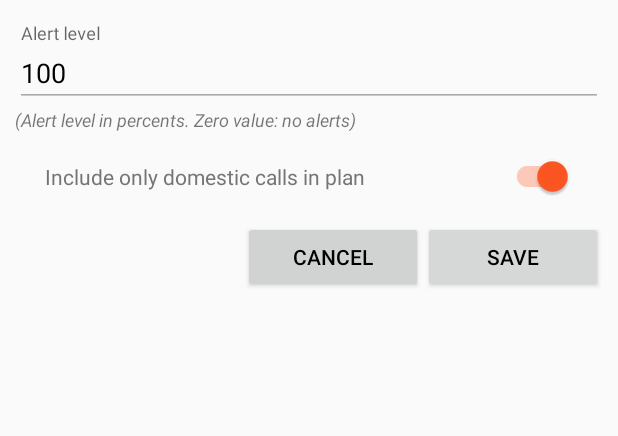
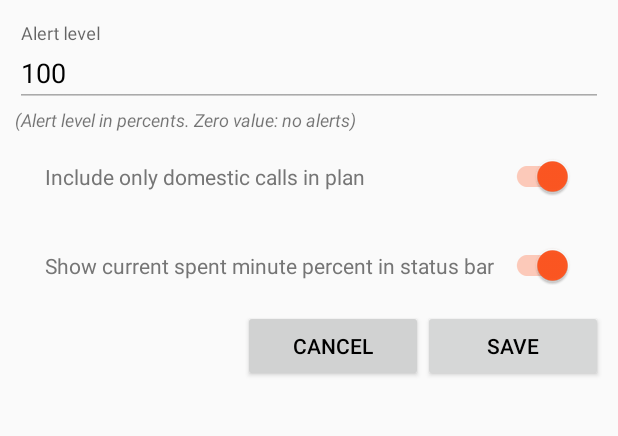
Before and after one commit to branislav-lungulovic/minutes-gone, an Android app: the fragment EditSettingsFragment shown on its own in the app's theme, after a tap on "SAVE", on a phone screen of 412 x 824 dp, the part 206-642 px from its top. Run offline under Robolectric (Android 15) with nearby library versions, the phone set to English and light mode, and no system bars; 1 statement that could not run was skipped.

```diff
--- a/app/src/main/java/info/talkalert/broadcastreceivers/CallEndReceiver.java
+++ b/app/src/main/java/info/talkalert/broadcastreceivers/CallEndReceiver.java
@@ -79,7 +79,7 @@ public class CallEndReceiver extends BroadcastReceiver implements OnTaskEnd<Call
         builder.setContentIntent(contentIntent)
                 .setSmallIcon(R.drawable.ic_warning_black_24dp)
                 .setLargeIcon(BitmapFactory.decodeResource(res, R.drawable.ic_warning_black_24dp))
-                .setContentTitle("Plan limit monitor")
+                .setContentTitle(context.getString(R.string.app_name))
                 .setStyle(new NotificationCompat.BigTextStyle()
                         .bigText(message))
                 .setContentText(message)
--- a/app/src/main/java/info/talkalert/fragments/EditSettingsFragment.java
+++ b/app/src/main/java/info/talkalert/fragments/EditSettingsFragment.java
@@ -26,15 +26,16 @@ public class EditSettingsFragment extends Fragment {
     private EditText edMinutes;
     private EditText edAlertLevel;
     private SwitchCompat swCountLocalCalls;
+    private SwitchCompat showNotificationInStatusBar;
 
 
     @Override
     public View onCreateView(LayoutInflater inflater, ViewGroup container,
                              Bundle savedInstanceState) {
         final View view = inflater.inflate(R.layout.fragment_edit_settings, container, false);
-        ((AppCompatActivity)getActivity()).getSupportActionBar().setTitle(getString(R.string.action_settings));
+        ((AppCompatActivity) getActivity()).getSupportActionBar().setTitle(getString(R.string.action_settings));
 
-        if(savedInstanceState == null){
+        if (savedInstanceState == null) {
             final Button btnCancel = (Button) view.findViewById(R.id.btnCancel);
             btnCancel.setOnClickListener(new View.OnClickListener() {
                 @Override
@@ -50,13 +51,15 @@ public class EditSettingsFragment extends Fragment {
             edMinutes = (EditText) view.findViewById(R.id.edMinutes);
             edAlertLevel = (EditText) view.findViewById(R.id.edAlertLevel);
             swCountLocalCalls = (SwitchCompat) view.findViewById(R.id.swCountLocalCalls);
+            showNotificationInStatusBar = (SwitchCompat) view.findViewById(R.id.showNotificationInStatusBar);
 
             Preferences preferences = ActivityUtils.readPreferences(getActivity());
 
             edDay.setText(Integer.toString(preferences.getDay()));
             edMinutes.setText(Integer.toString(preferences.getMinutes()));
             edAlertLevel.setText(Integer.toString(preferences.getAlertLevel()));
-            swCountLocalCalls.setChecked(preferences.countLocalCalls());
+            swCountLocalCalls.setChecked(preferences.isCountLocalCalls());
+            showNotificationInStatusBar.setChecked(preferences.isShowNotificationInStatusBar());
 
             final Button btnSave = (Button) view.findViewById(R.id.btnSave);
             btnSave.setOnClickListener(new View.OnClickListener() {
@@ -74,30 +77,36 @@ public class EditSettingsFragment extends Fragment {
         return view;
     }
 
+    @Override
+    public void onStart() {
+        super.onStart();
+
+        ActivityUtils.handleStatusBarNotification(getContext(), showNotificationInStatusBar.isChecked());
+
+
+    }
+
     private boolean validateInputs() {
 
-        if (edDay.getText().toString().isEmpty())
-        {
+        if (edDay.getText().toString().isEmpty()) {
             edDay.setError(getString(R.string.dayInMonth_required));
             edDay.requestFocus();
             return false;
         }
 
-        if (edMinutes.getText().toString().isEmpty())
-        {
+        if (edMinutes.getText().toString().isEmpty()) {
             edMinutes.setError(getString(R.string.minutes_required));
             edMinutes.requestFocus();
             return false;
         }
 
-        if (edAlertLevel.getText().toString().isEmpty())
-        {
+        if (edAlertLevel.getText().toString().isEmpty()) {
             edAlertLevel.setError(getString(R.string.alert_level_perc_error));
             edAlertLevel.requestFocus();
             return false;
-        }else{
+        } else {
             int aValue = Integer.parseInt(edAlertLevel.getText().toString());
-            if(!(0 <= aValue && aValue<= 100)){
+            if (!(0 <= aValue && aValue <= 100)) {
                 edAlertLevel.setError(getString(R.string.alert_level_perc_error));
                 edAlertLevel.requestFocus();
                 return false;
@@ -110,9 +119,11 @@ public class EditSettingsFragment extends Fragment {
 
     private void saveSettings() {
 
-       if(!validateInputs())return;
+        if (!validateInputs()) return;
 
-        ActivityUtils.saveSettings(getActivity(),Integer.parseInt(edDay.getText().toString()),Integer.parseInt(edMinutes.getText().toString()),Integer.parseInt(edAlertLevel.getText().toString()),swCountLocalCalls.isChecked());
+        ActivityUtils.saveSettings(getActivity(), Integer.parseInt(edDay.getText().toString()), Integer.parseInt(edMinutes.getText().toString()), Integer.parseInt(edAlertLevel.getText().toString()), swCountLocalCalls.isChecked(), showNotificationInStatusBar.isChecked());
+
+        ActivityUtils.handleStatusBarNotification(getContext(), showNotificationInStatusBar.isChecked());
 
         Toast.makeText(getActivity(), R.string.settings_saved, Toast.LENGTH_SHORT).show();
 
--- a/app/src/main/java/info/talkalert/models/Preferences.java
+++ b/app/src/main/java/info/talkalert/models/Preferences.java
@@ -15,13 +15,15 @@ public class Preferences {
 
     private LocalDate lastNotificationSentDate;
 
-    public Preferences(int day, int minutes, int alertLevel, boolean countLocalCalls, LocalDate lastNotificationSentDate) {
+    private boolean showNotificationInStatusBar;
+
+    public Preferences(int day, int minutes, int alertLevel, boolean countLocalCalls, LocalDate lastNotificationSentDate, boolean showNotificationInStatusBar) {
         this.day = day;
         this.minutes = minutes;
         this.alertLevel = alertLevel;
         this.countLocalCalls = countLocalCalls;
-        this.lastNotificationSentDate=lastNotificationSentDate;
-
+        this.lastNotificationSentDate = lastNotificationSentDate;
+        this.showNotificationInStatusBar = showNotificationInStatusBar;
     }
 
     public int getDay() {
@@ -48,7 +50,7 @@ public class Preferences {
         this.alertLevel = alertLevel;
     }
 
-    public boolean countLocalCalls() {
+    public boolean isCountLocalCalls() {
         return countLocalCalls;
     }
 
@@ -63,4 +65,12 @@ public class Preferences {
     public void setLastNotificationSentDate(LocalDate lastNotificationSentDate) {
         this.lastNotificationSentDate = lastNotificationSentDate;
     }
+
+    public boolean isShowNotificationInStatusBar() {
+        return showNotificationInStatusBar;
+    }
+
+    public void setShowNotificationInStatusBar(boolean showNotificationInStatusBar) {
+        this.showNotificationInStatusBar = showNotificationInStatusBar;
+    }
 }
--- a/app/src/main/java/info/talkalert/shared/ActivityUtils.java
+++ b/app/src/main/java/info/talkalert/shared/ActivityUtils.java
@@ -1,9 +1,20 @@
 package info.talkalert.shared;
 
 
+import android.app.NotificationManager;
+import android.app.PendingIntent;
 import android.content.Context;
+import android.content.Intent;
 import android.content.SharedPreferences;
+import android.content.res.Resources;
+import android.graphics.Bitmap;
+import android.graphics.BitmapFactory;
+import android.graphics.Canvas;
+import android.graphics.Color;
+import android.graphics.Paint;
+import android.graphics.Rect;
 import android.preference.PreferenceManager;
+import android.support.v4.app.NotificationCompat;
 import android.telephony.TelephonyManager;
 import android.text.Html;
 import android.widget.TextView;
@@ -11,12 +22,15 @@ import android.widget.TextView;
 import org.joda.time.LocalDate;
 
 import info.talkalert.R;
+import info.talkalert.activities.MainActivity;
 import info.talkalert.models.Preferences;
 
 public class ActivityUtils {
 
     public static final int MY_PERMISSIONS_REQUEST_READ_CONTACTS = 1;
     public static final int MY_PERMISSIONS_REQUEST_READ_PHONE_STATE = 2;
+
+    public static final int STATUS_BAR_NOTIFICATION_ID = 1;
 
     public static Preferences readPreferences(Context context){
 
@@ -33,10 +47,13 @@ public class ActivityUtils {
         boolean defaultCountLocalCalls = context.getResources().getBoolean(R.bool.default_count_local_calls);
         boolean countLocalCalls = sharedPref.getBoolean(context.getString(R.string.key_count_local_calls), defaultCountLocalCalls);
 
+        boolean defaultShowNotificationInStatusBar = context.getResources().getBoolean(R.bool.default_showNotificationInStatusBar);
+        boolean showNotificationInStatusBar = sharedPref.getBoolean(context.getString(R.string.key_showNotificationInStatusBar), defaultShowNotificationInStatusBar);
+
         String lastNotificationSentDateStr = sharedPref.getString(context.getString(R.string.key_lastNotificationSentDate), "");
         LocalDate lastNotificationSentDate = (lastNotificationSentDateStr.isEmpty())?null:new LocalDate(lastNotificationSentDateStr);
 
-        return new Preferences(day,minutes,alertLevel,countLocalCalls,lastNotificationSentDate);
+        return new Preferences(day,minutes,alertLevel,countLocalCalls,lastNotificationSentDate,showNotificationInStatusBar);
     }
 
     public static String readStringPreference(Context context, String keyName){
@@ -64,7 +81,7 @@ public class ActivityUtils {
 
     }
 
-    public static void saveSettings(Context context, int day, int minutes, int alertLevel, boolean countLocalCalls) {
+    public static void saveSettings(Context context, int day, int minutes, int alertLevel, boolean countLocalCalls, boolean showNotificationInStatusBar) {
 
 
         SharedPreferences sharedPref = PreferenceManager.getDefaultSharedPreferences(context);
@@ -73,6 +90,7 @@ public class ActivityUtils {
         editor.putInt(context.getString(R.string.key_minutes), minutes);
         editor.putInt(context.getString(R.string.key_alert_level), alertLevel);
         editor.putBoolean(context.getString(R.string.key_count_local_calls), countLocalCalls);
+        editor.putBoolean(context.getString(R.string.key_showNotificationInStatusBar), showNotificationInStatusBar);
         editor.apply();
 
 
@@ -98,4 +116,56 @@ public class ActivityUtils {
 
     }
 
+    public static void sendStatusBarNotification(Context context,String message){
+
+        Intent notificationIntent = new Intent(context, MainActivity.class);
+        PendingIntent contentIntent = PendingIntent.getActivity(context,
+                0, notificationIntent,
+                PendingIntent.FLAG_CANCEL_CURRENT);
+
+        NotificationManager nm = (NotificationManager) context
+                .getSystemService(Context.NOTIFICATION_SERVICE);
+
+        Resources res = context.getResources();
+        NotificationCompat.Builder builder = new NotificationCompat.Builder(context);
+        builder.setContentIntent(contentIntent)
+                .setSmallIcon(R.mipmap.ic_launcher)
+                .setLargeIcon(BitmapFactory.decodeResource(res, R.mipmap.hg_transp))
+                .setContentTitle(context.getString(R.string.app_name))
+                .setStyle(new NotificationCompat.BigTextStyle()
+                        .bigText(message))
+                .setContentText(message)
+                .setAutoCancel(true)
+                .setOngoing(true)
+                .setProgress(100,33,false)
+        ;
+        nm.notify(STATUS_BAR_NOTIFICATION_ID, builder.build());
+
+        ActivityUtils.saveStringPreference(context,new LocalDate().toString(),context.getString(R.string.key_lastNotificationSentDate));
+
+    }
+
+    public static void cancelStatusBarNotification(Context context){
+
+
+
+        NotificationManager nm = (NotificationManager) context
+                .getSystemService(Context.NOTIFICATION_SERVICE);
+
+        nm.cancel(STATUS_BAR_NOTIFICATION_ID);
+
+
+
+    }
+
+    public static void handleStatusBarNotification(Context context,boolean isChecked){
+        if(isChecked){
+            ActivityUtils.sendStatusBarNotification(context,"Message message");
+        }else{
+            ActivityUtils.cancelStatusBarNotification(context);
+        }
+    }
+
+
+
 }
--- a/app/src/main/java/info/talkalert/shared/CallLogsManager.java
+++ b/app/src/main/java/info/talkalert/shared/CallLogsManager.java
@@ -148,7 +148,7 @@ public class CallLogsManager {
 
         logger.d("Phone device country code: ", pnu.getCountryCodeForRegion(countryCode));
 
-        if (!preferences.countLocalCalls()) return true;
+        if (!preferences.isCountLocalCalls()) return true;
 
         Phonenumber.PhoneNumber pn;
         try {
--- /dev/null
+++ b/app/src/main/res/drawable/ic_hourglass_empty_black_24dp.xml
@@ -0,0 +1,9 @@
+<vector xmlns:android="http://schemas.android.com/apk/res/android"
+        android:width="24dp"
+        android:height="24dp"
+        android:viewportWidth="24.0"
+        android:viewportHeight="24.0">
+    <path
+        android:fillColor="#FF000000"
+        android:pathData="M6,2v6h0.01L6,8.01 10,12l-4,4 0.01,0.01L6,16.01L6,22h12v-5.99h-0.01L18,16l-4,-4 4,-3.99 -0.01,-0.01L18,8L18,2L6,2zM16,16.5L16,20L8,20v-3.5l4,-4 4,4zM12,11.5l-4,-4L8,4h8v3.5l-4,4z"/>
+</vector>
--- a/app/src/main/res/layout/fragment_edit_settings.xml
+++ b/app/src/main/res/layout/fragment_edit_settings.xml
@@ -76,14 +76,27 @@
             android:textStyle="italic" />
 
         <android.support.v7.widget.SwitchCompat
-            android:id="@+id/swCountLocalCalls"
+        android:id="@+id/swCountLocalCalls"
+        android:layout_width="match_parent"
+        android:layout_height="wrap_content"
+        android:layout_below="@id/alertLevelNotice"
+        android:background="@android:color/transparent"
+        android:button="@null"
+        android:padding="20dp"
+        android:text="@string/count_only_local_calls"
+        android:textColor="@color/secondary_text"
+        android:textOff=""
+        android:textOn="" />
+
+        <android.support.v7.widget.SwitchCompat
+            android:id="@+id/showNotificationInStatusBar"
             android:layout_width="match_parent"
             android:layout_height="wrap_content"
-            android:layout_below="@id/alertLevelNotice"
+            android:layout_below="@id/swCountLocalCalls"
             android:background="@android:color/transparent"
             android:button="@null"
             android:padding="20dp"
-            android:text="@string/count_only_local_calls"
+            android:text="@string/show_ststus_in_status_bar"
             android:textColor="@color/secondary_text"
             android:textOff=""
             android:textOn="" />
@@ -93,7 +106,7 @@
             android:id="@+id/btnSave"
             android:layout_width="120dp"
             android:layout_height="wrap_content"
-            android:layout_below="@+id/swCountLocalCalls"
+            android:layout_below="@+id/showNotificationInStatusBar"
             android:layout_alignParentRight="true"
             android:layout_alignRight="@+id/tedFrom"
             android:text="@string/save" />
@@ -102,7 +115,7 @@
             android:id="@+id/btnCancel"
             android:layout_width="120dp"
             android:layout_height="wrap_content"
-            android:layout_below="@+id/swCountLocalCalls"
+            android:layout_below="@+id/showNotificationInStatusBar"
             android:layout_toLeftOf="@id/btnSave"
             android:text="@string/cancel" />
 
--- a/app/src/main/res/values/preferences.xml
+++ b/app/src/main/res/values/preferences.xml
@@ -5,12 +5,14 @@
     <integer name="default_minutes">100</integer>
     <integer name="default_alert_level">100</integer>
     <bool name="default_count_local_calls">true</bool>
+    <bool name="default_showNotificationInStatusBar">true</bool>
 
     <!--KEYS- NOT TO BE TRANSLATED-->
     <string name="key_day" translatable="false">day</string>
     <string name="key_minutes" translatable="false">minutes</string>
     <string name="key_alert_level" translatable="false">alert_level</string>
     <string name="key_count_local_calls" translatable="false">count_local_calls</string>
+    <string name="key_showNotificationInStatusBar" translatable="false">showNotificationInStatusBar</string>
     <string name="key_dialing_code" translatable="false"></string>
     <string name="key_lastNotificationSentDate" translatable="false"></string>
 </resources>
--- a/app/src/main/res/values/strings.xml
+++ b/app/src/main/res/values/strings.xml
@@ -52,6 +52,7 @@
 
     <string name="quota_alert">You have reached %1$s of your monthly quota for allowed number of minutes.</string>
     <string name="count_only_local_calls">Include only domestic calls in plan</string>
+    <string name="show_ststus_in_status_bar">Show current spent minute percent in status bar</string>
     <string name="plan_counter">minutes gone</string>
     <string name="about">About App</string>
     <string name="about_app_info">About application</string>
@@ -67,4 +68,5 @@
     <string name="application_logo">Application logo</string>
 
 
+
 </resources>
```
Also changed, not shown: 1 other file.
